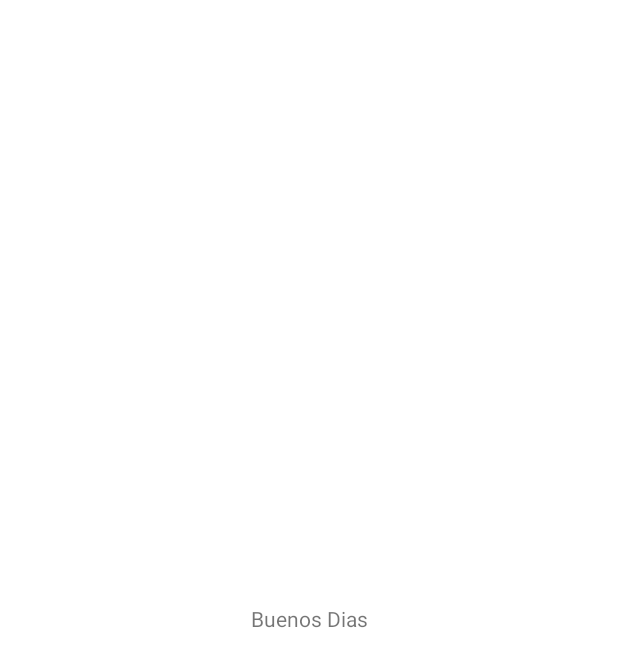
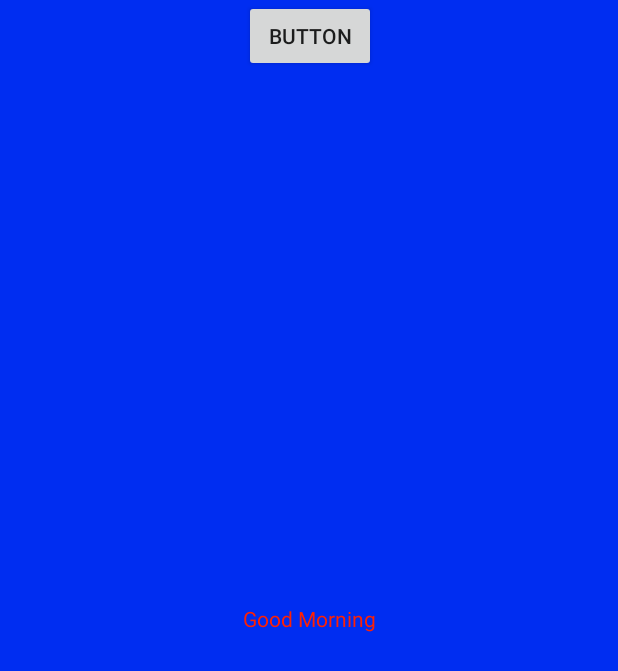
Before and after one commit to EPN-2023B-Moviles-GR2SW/mov-gr2sw-sanchez-cabrera-jhoaho-gabriel, an Android app built with Jetpack Compose: the MainActivity screen opened directly, with no data from a screen before it, on a phone screen of 412 x 824 dp. Before the commit the part shown is almost empty. Shown: the top 671 px of the screen. Run offline under Robolectric (Android 15) with nearby library versions, the phone set to English and light mode, and no system bars.

Commit message:
Taller 1

```diff
--- a/02-ANDROID/app/build.gradle.kts
+++ b/02-ANDROID/app/build.gradle.kts
@@ -60,6 +60,7 @@ dependencies {
     implementation("androidx.compose.ui:ui-graphics")
     implementation("androidx.compose.ui:ui-tooling-preview")
     implementation("androidx.compose.material3:material3")
+    implementation("androidx.constraintlayout:constraintlayout:2.1.4")
     testImplementation("junit:junit:4.13.2")
     androidTestImplementation("androidx.test.ext:junit:1.1.5")
     androidTestImplementation("androidx.test.espresso:espresso-core:3.5.1")
--- a/02-ANDROID/app/src/main/AndroidManifest.xml
+++ b/02-ANDROID/app/src/main/AndroidManifest.xml
@@ -10,8 +10,11 @@
         android:label="@string/app_name"
         android:roundIcon="@mipmap/ic_launcher_round"
         android:supportsRtl="true"
-        android:theme="@style/Theme.B2023gr2sw"
+        android:theme="@style/Theme.AppCompat.Light"
         tools:targetApi="31">
+        <activity
+            android:name=".ACicloVida"
+            android:exported="false" />
         <activity
             android:name=".MainActivity"
             android:exported="false"
--- a/02-ANDROID/app/src/main/res/layout/activity_main.xml
+++ b/02-ANDROID/app/src/main/res/layout/activity_main.xml
@@ -3,15 +3,27 @@
     xmlns:app="http://schemas.android.com/apk/res-auto"
     xmlns:tools="http://schemas.android.com/tools"
     android:layout_width="match_parent"
-    android:layout_height="match_parent">
+    android:layout_height="match_parent"
+    android:background="@color/bg_color">
 
     <TextView
         android:id="@+id/textView"
         android:layout_width="wrap_content"
         android:layout_height="wrap_content"
-        android:text="@string/saludo"
+        android:text="@string/txt"
+        android:textColor="@color/txt_color"
         app:layout_constraintBottom_toBottomOf="parent"
         app:layout_constraintEnd_toEndOf="parent"
         app:layout_constraintStart_toStartOf="parent"
         app:layout_constraintTop_toTopOf="parent" />
+
+    <Button
+        android:id="@+id/btn_ciclo_vida"
+        android:layout_width="wrap_content"
+        android:layout_height="wrap_content"
+        android:text="Button"
+        app:layout_constraintEnd_toEndOf="@+id/textView"
+        app:layout_constraintStart_toStartOf="@+id/textView"
+        tools:layout_editor_absoluteY="273dp" />
+
 </androidx.constraintlayout.widget.ConstraintLayout>
--- /dev/null
+++ b/02-ANDROID/app/src/main/res/values-en-land/land_en.xml
@@ -0,0 +1,6 @@
+<?xml version="1.0" encoding="utf-8"?>
+<resources>
+    <string name="txt">Good Night</string>
+    <color name="txt_color">#632fd3</color>
+    <color name="bg_color">#812f43</color>
+</resources>
--- /dev/null
+++ b/02-ANDROID/app/src/main/res/values-en-port/portrait_en.xml
@@ -0,0 +1,6 @@
+<?xml version="1.0" encoding="utf-8"?>
+<resources>
+    <string name="txt">Good Morning</string>
+    <color name="txt_color">#FF2103</color>
+    <color name="bg_color">#002DF1</color>
+</resources>
--- /dev/null
+++ b/02-ANDROID/app/src/main/res/values-es-land/land_es.xml
@@ -0,0 +1,6 @@
+<?xml version="1.0" encoding="utf-8"?>
+<resources>
+    <string name="txt">Buenas Tardes</string>
+    <color name="txt_color">#FF3259</color>
+    <color name="bg_color">#BCF21F</color>
+</resources>
--- /dev/null
+++ b/02-ANDROID/app/src/main/res/values-es-port/portrait_es.xml
@@ -0,0 +1,6 @@
+<?xml version="1.0" encoding="utf-8"?>
+<resources>
+    <string name="txt">Portrait ES</string>
+    <color name="txt_color">#6f3023</color>
+    <color name="bg_color">#000</color>
+</resources>
--- a/02-ANDROID/app/src/main/res/values/strings.xml
+++ b/02-ANDROID/app/src/main/res/values/strings.xml
@@ -1,5 +1,8 @@
 <resources>
     <string name="app_name">B2023gr2sw</string>
     <string name="title_activity_main">MainActivity</string>
-    <string name="saludo">Buenos Dias</string>
+    <string name="txt">Buenos Dias</string>
+    <color name="txt_color"></color>
+    <color name="bg_color"></color>
+
 </resources>
```
Also changed, not shown: 02-ANDROID/app/src/main/java/com/example/b2023gr2sw/ACicloVida.kt (added, +64 -0 lines), 02-ANDROID/app/src/main/res/layout/activity_aciclo_vida.xml (added, +10 -0 lines).
